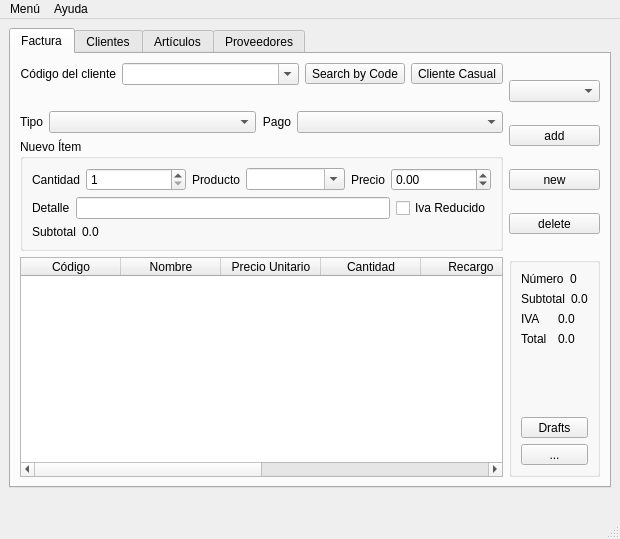
This is banta/res/ui/main.ui in jerobarraco/banta as Qt 5 draws it before an edit. The edited form follows.
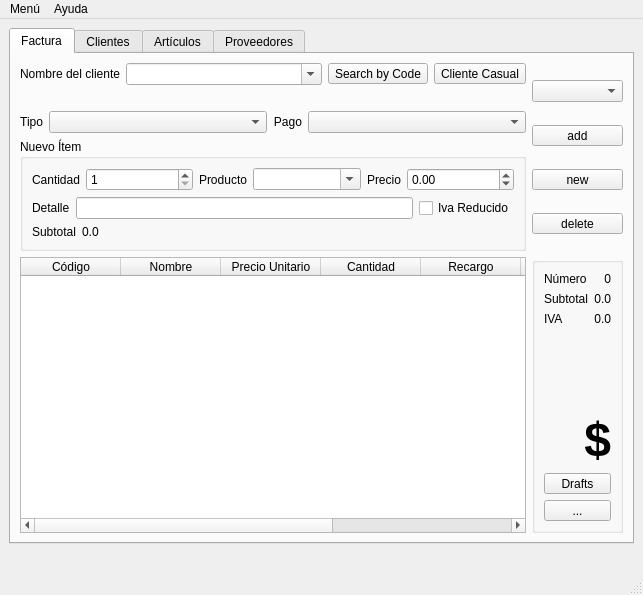
This is the edited form. Icons and pictures are not drawn.

What changed in the file:
```diff
--- a/banta/res/ui/main.ui
+++ b/banta/res/ui/main.ui
@@ -6,8 +6,8 @@
    <rect>
     <x>0</x>
     <y>0</y>
-    <width>620</width>
-    <height>539</height>
+    <width>643</width>
+    <height>595</height>
    </rect>
   </property>
   <property name="sizePolicy">
@@ -51,7 +51,7 @@
                </sizepolicy>
               </property>
               <property name="text">
-               <string>Código del cliente</string>
+               <string>Nombre del cliente</string>
               </property>
               <property name="alignment">
                <set>Qt::AlignRight|Qt::AlignTrailing|Qt::AlignVCenter</set>
@@ -420,6 +420,9 @@
                <property name="text">
                 <string>0</string>
                </property>
+               <property name="alignment">
+                <set>Qt::AlignRight|Qt::AlignTrailing|Qt::AlignVCenter</set>
+               </property>
               </widget>
              </item>
             </layout>
@@ -450,6 +453,9 @@
                <property name="text">
                 <string>0.0</string>
                </property>
+               <property name="alignment">
+                <set>Qt::AlignRight|Qt::AlignTrailing|Qt::AlignVCenter</set>
+               </property>
               </widget>
              </item>
             </layout>
@@ -480,35 +486,8 @@
                <property name="text">
                 <string>0.0</string>
                </property>
-              </widget>
-             </item>
-            </layout>
-           </item>
-           <item>
-            <layout class="QHBoxLayout" name="horizontalLayout_18">
-             <item>
-              <widget class="QLabel" name="label_30">
-               <property name="sizePolicy">
-                <sizepolicy hsizetype="Preferred" vsizetype="Fixed">
-                 <horstretch>0</horstretch>
-                 <verstretch>0</verstretch>
-                </sizepolicy>
-               </property>
-               <property name="text">
-                <string>Total</string>
-               </property>
-              </widget>
-             </item>
-             <item>
-              <widget class="QLabel" name="lBillTotal">
-               <property name="sizePolicy">
-                <sizepolicy hsizetype="Preferred" vsizetype="Fixed">
-                 <horstretch>0</horstretch>
-                 <verstretch>0</verstretch>
-                </sizepolicy>
-               </property>
-               <property name="text">
-                <string>0.0</string>
+               <property name="alignment">
+                <set>Qt::AlignRight|Qt::AlignTrailing|Qt::AlignVCenter</set>
                </property>
               </widget>
              </item>
@@ -527,6 +506,33 @@
              </property>
             </spacer>
            </item>
+           <item>
+            <layout class="QHBoxLayout" name="horizontalLayout_18">
+             <item>
+              <widget class="QLabel" name="lBillTotal">
+               <property name="sizePolicy">
+                <sizepolicy hsizetype="Preferred" vsizetype="Preferred">
+                 <horstretch>0</horstretch>
+                 <verstretch>0</verstretch>
+                </sizepolicy>
+               </property>
+               <property name="font">
+                <font>
+                 <pointsize>36</pointsize>
+                 <weight>75</weight>
+                 <bold>true</bold>
+                </font>
+               </property>
+               <property name="text">
+                <string>$</string>
+               </property>
+               <property name="alignment">
+                <set>Qt::AlignRight|Qt::AlignTrailing|Qt::AlignVCenter</set>
+               </property>
+              </widget>
+             </item>
+            </layout>
+           </item>
            <item>
             <widget class="QToolButton" name="bDraft">
              <property name="sizePolicy">
@@ -835,7 +841,7 @@
     <rect>
      <x>0</x>
      <y>0</y>
-     <width>620</width>
+     <width>643</width>
      <height>22</height>
     </rect>
    </property>
```
Left out of the diff: 2 changed lines with no effect on the pictures.
